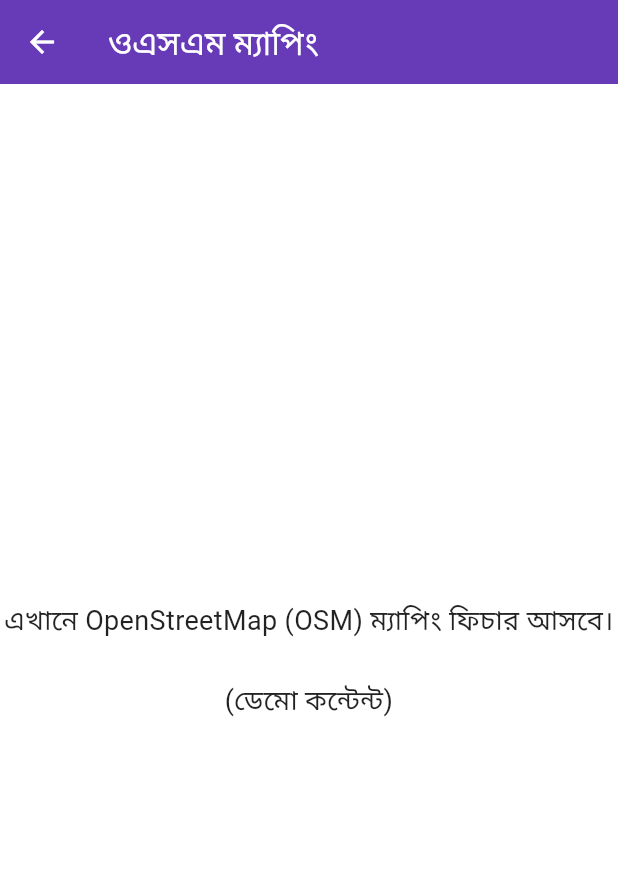
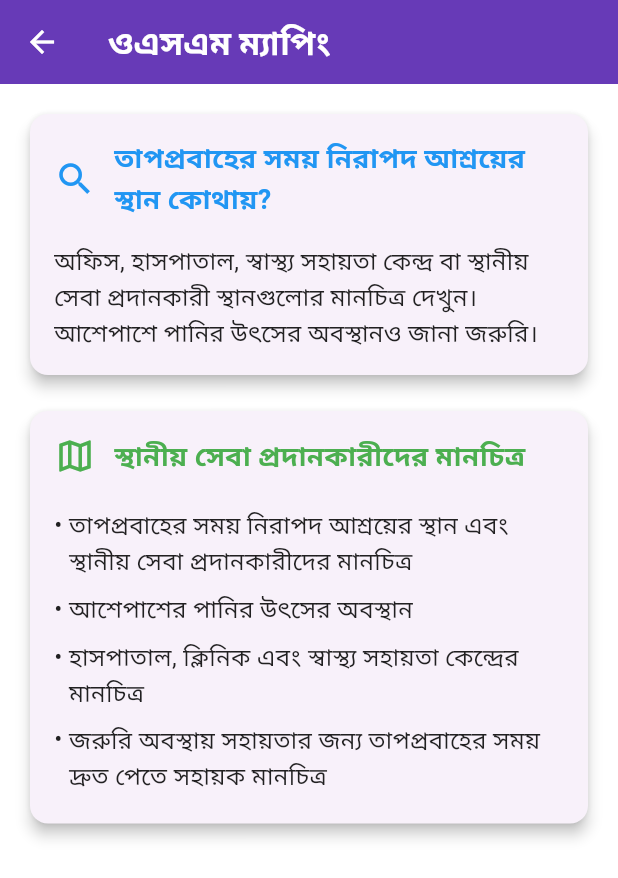
Before and after one commit to abuubaida921/taposurakkha, a Flutter app: the OsmMappingView screen opened by its route, on a phone screen of 412 x 824 dp. Shown: the top 878 px of the screen. Run offline on Flutter 3.47's test engine with Material 3 defaults, Android fonts, the phone set to English and light mode, and no system bars; our stand-ins replace fluttertoast, get, shared_preferences; accounts and stored records are empty.

Commit message:
OSM Mapping Info updated

```diff
--- a/lib/modules/heatwave_info/osm_mapping_view.dart
+++ b/lib/modules/heatwave_info/osm_mapping_view.dart
@@ -6,14 +6,97 @@ class OsmMappingView extends StatelessWidget {
   @override
   Widget build(BuildContext context) {
     return Scaffold(
-      appBar: AppBar(title: const Text('ওএসএম ম্যাপিং')), // OSM Mapping
-      body: const Center(
-        child: Text(
-          'এখানে OpenStreetMap (OSM) ম্যাপিং ফিচার আসবে।\n\n(ডেমো কন্টেন্ট)',
-          textAlign: TextAlign.center,
-          style: TextStyle(fontSize: 18),
+      appBar: AppBar(
+        title: const Text(
+          'ওএসএম ম্যাপিং', // OSM Mapping
+          style: TextStyle(fontWeight: FontWeight.bold),
+        ),
+      ),
+      body: SingleChildScrollView(
+        padding: const EdgeInsets.all(16.0),
+        child: Column(
+          children: [
+            // Safe Shelters Card
+            _buildInfoCard(
+              title: 'তাপপ্রবাহের সময় নিরাপদ আশ্রয়ের স্থান কোথায়?', // Where Can You Find Safe Shelters?
+              icon: Icons.search,
+              color: Colors.blue,
+              children: const [
+                Text(
+                  'অফিস, হাসপাতাল, স্বাস্থ্য সহায়তা কেন্দ্র বা স্থানীয় সেবা প্রদানকারী স্থানগুলোর মানচিত্র দেখুন। আশেপাশে পানির উৎসের অবস্থানও জানা জরুরি।',
+                  style: TextStyle(fontSize: 16),
+                ),
+              ],
+            ),
+            const SizedBox(height: 16),
+            // Map Content Card
+            _buildInfoCard(
+              title: 'স্থানীয় সেবা প্রদানকারীদের মানচিত্র', // Map of Local Service Providers
+              icon: Icons.map_outlined,
+              color: Colors.green,
+              children: [
+                _buildBulletPoint('তাপপ্রবাহের সময় নিরাপদ আশ্রয়ের স্থান এবং স্থানীয় সেবা প্রদানকারীদের মানচিত্র'),
+                _buildBulletPoint('আশেপাশের পানির উৎসের অবস্থান'),
+                _buildBulletPoint('হাসপাতাল, ক্লিনিক এবং স্বাস্থ্য সহায়তা কেন্দ্রের মানচিত্র'),
+                _buildBulletPoint('জরুরি অবস্থায় সহায়তার জন্য তাপপ্রবাহের সময় দ্রুত পেতে সহায়ক মানচিত্র'),
+              ],
+            ),
+          ],
         ),
       ),
     );
   }
+
+  // Helper method to build a card for a section
+  Widget _buildInfoCard({
+    required String title,
+    required IconData icon,
+    required Color color,
+    required List<Widget> children,
+  }) {
+    return Card(
+      elevation: 4,
+      shape: RoundedRectangleBorder(borderRadius: BorderRadius.circular(12)),
+      child: Padding(
+        padding: const EdgeInsets.all(16.0),
+        child: Column(
+          crossAxisAlignment: CrossAxisAlignment.start,
+          children: [
+            Row(
+              children: [
+                Icon(icon, color: color, size: 28),
+                const SizedBox(width: 12),
+                Expanded(
+                  child: Text(
+                    title,
+                    style: TextStyle(
+                      fontSize: 18,
+                      fontWeight: FontWeight.bold,
+                      color: color,
+                    ),
+                  ),
+                ),
+              ],
+            ),
+            const SizedBox(height: 16),
+            ...children,
+          ],
+        ),
+      ),
+    );
+  }
+
+  // Helper method for bullet points
+  Widget _buildBulletPoint(String text) {
+    return Padding(
+      padding: const EdgeInsets.symmetric(vertical: 4.0),
+      child: Row(
+        crossAxisAlignment: CrossAxisAlignment.start,
+        children: [
+          const Text('• ', style: TextStyle(fontSize: 16)),
+          Expanded(child: Text(text, style: const TextStyle(fontSize: 16))),
+        ],
+      ),
+    );
+  }
 }
```
